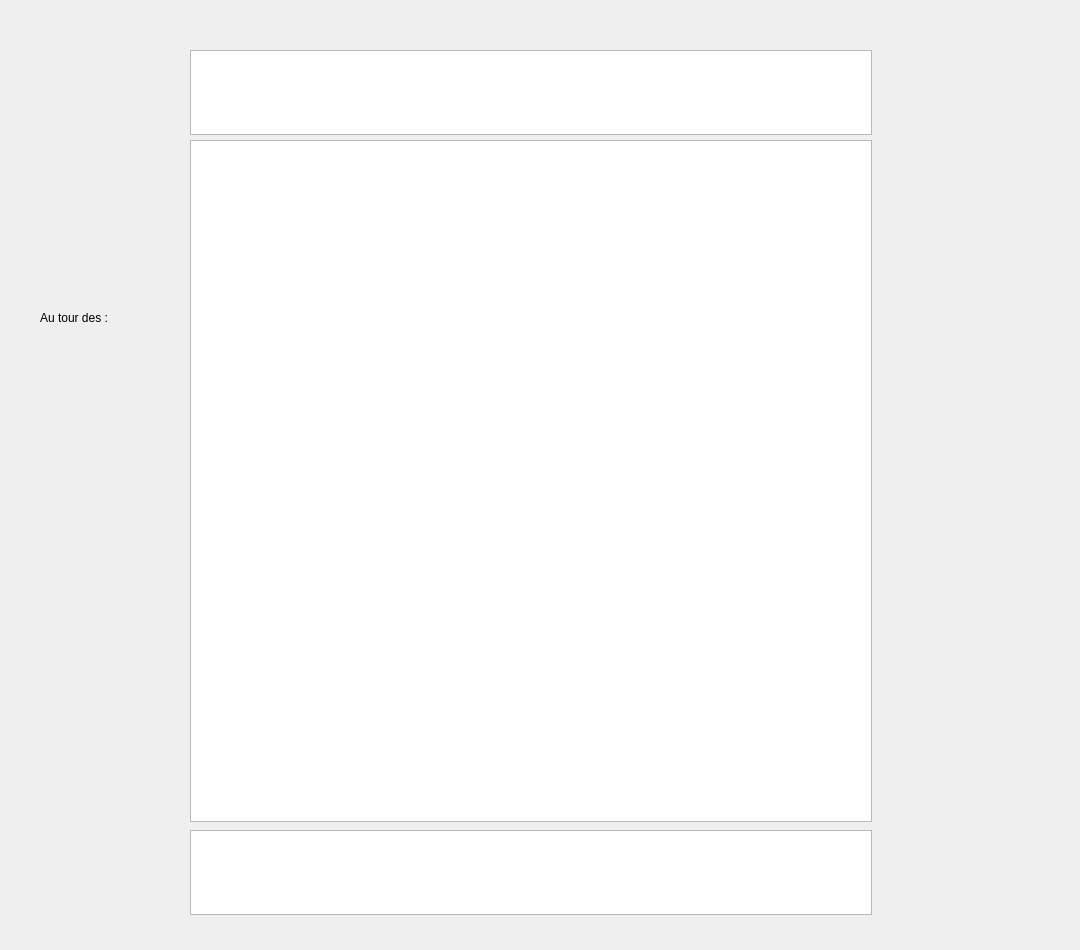
This is mainwindow.ui in HugH-CRT/Echecs as Qt 5 draws it before an edit. The edited form follows.
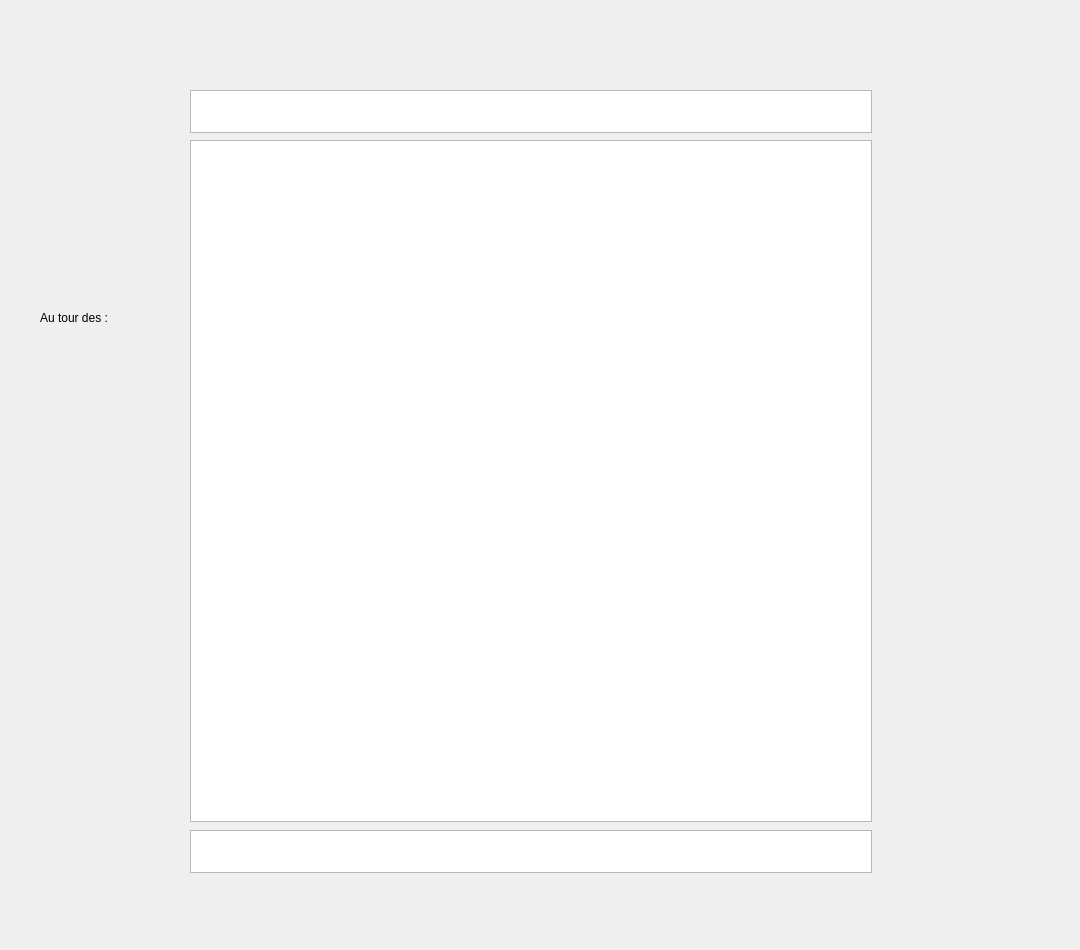
This is the edited form. Icons and pictures are not drawn.

Diff of the .ui file:
```diff
--- a/mainwindow.ui
+++ b/mainwindow.ui
@@ -135,19 +135,19 @@
       <x>190</x>
       <y>830</y>
       <width>682</width>
-      <height>85</height>
+      <height>43</height>
      </rect>
     </property>
     <property name="minimumSize">
      <size>
       <width>682</width>
-      <height>85</height>
+      <height>43</height>
      </size>
     </property>
     <property name="maximumSize">
      <size>
       <width>682</width>
-      <height>85</height>
+      <height>43</height>
      </size>
     </property>
     <property name="verticalScrollBarPolicy">
@@ -178,10 +178,10 @@
      <bool>false</bool>
     </attribute>
     <attribute name="horizontalHeaderMinimumSectionSize">
-     <number>75</number>
+     <number>42</number>
     </attribute>
     <attribute name="horizontalHeaderDefaultSectionSize">
-     <number>75</number>
+     <number>42</number>
     </attribute>
     <attribute name="horizontalHeaderHighlightSections">
      <bool>false</bool>
@@ -190,10 +190,10 @@
      <bool>false</bool>
     </attribute>
     <attribute name="verticalHeaderMinimumSectionSize">
-     <number>75</number>
+     <number>42</number>
     </attribute>
     <attribute name="verticalHeaderDefaultSectionSize">
-     <number>75</number>
+     <number>42</number>
     </attribute>
     <attribute name="verticalHeaderHighlightSections">
      <bool>false</bool>
@@ -203,28 +203,28 @@
     <property name="geometry">
      <rect>
       <x>190</x>
-      <y>50</y>
+      <y>90</y>
       <width>682</width>
-      <height>85</height>
+      <height>43</height>
      </rect>
     </property>
     <property name="minimumSize">
      <size>
       <width>682</width>
-      <height>85</height>
+      <height>43</height>
      </size>
     </property>
     <property name="maximumSize">
      <size>
       <width>682</width>
-      <height>85</height>
+      <height>43</height>
      </size>
     </property>
     <property name="verticalScrollBarPolicy">
      <enum>Qt::ScrollBarAlwaysOff</enum>
     </property>
     <property name="horizontalScrollBarPolicy">
-     <enum>Qt::ScrollBarAsNeeded</enum>
+     <enum>Qt::ScrollBarAlwaysOff</enum>
     </property>
     <property name="editTriggers">
      <set>QAbstractItemView::NoEditTriggers</set>
@@ -248,10 +248,10 @@
      <bool>false</bool>
     </attribute>
     <attribute name="horizontalHeaderMinimumSectionSize">
-     <number>75</number>
+     <number>42</number>
     </attribute>
     <attribute name="horizontalHeaderDefaultSectionSize">
-     <number>75</number>
+     <number>42</number>
     </attribute>
     <attribute name="horizontalHeaderHighlightSections">
      <bool>false</bool>
@@ -260,10 +260,10 @@
      <bool>false</bool>
     </attribute>
     <attribute name="verticalHeaderMinimumSectionSize">
-     <number>75</number>
+     <number>42</number>
     </attribute>
     <attribute name="verticalHeaderDefaultSectionSize">
-     <number>75</number>
+     <number>42</number>
     </attribute>
     <attribute name="verticalHeaderHighlightSections">
      <bool>false</bool>
```
Left out of the diff: 3 changed lines with no effect on the pictures.
